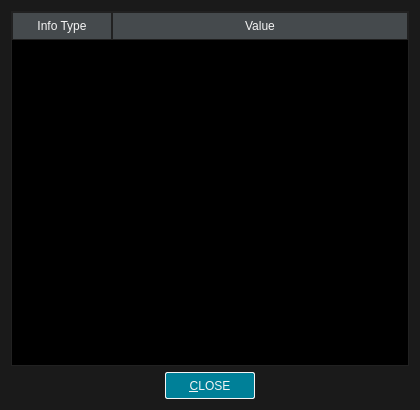
Qt form src/ui/infodialog.ui (u8sand/Baka-MPlayer) before a commit.
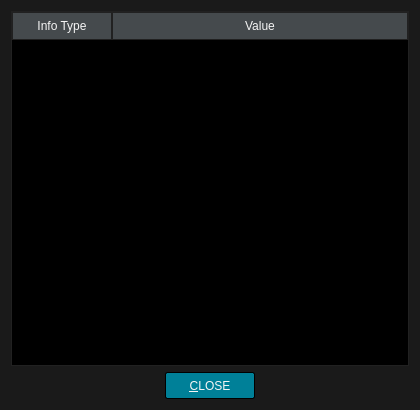
The same form after that commit.

Commit message: Tweaked a lot of colors QPushButton, seekbar, etc

```diff
--- a/src/ui/infodialog.ui
+++ b/src/ui/infodialog.ui
@@ -39,7 +39,7 @@
     min-width: 76px;
 	min-height: 17px;
 }
-QPushButton:default {
+QPushButton:focus {
 	border: 1px solid whitesmoke;
 }
 QPushButton:pressed {
@@ -47,7 +47,7 @@
 }
 QPushButton:disabled {
 	background: black;
-	border: 1px solid #008098;
+	border: 1px solid #4C4C4C;
     color: #B8B8B8;
 }
 
```
Left out of the diff: 5 changed lines with no effect on the pictures. The commit also changes 8 other files.
